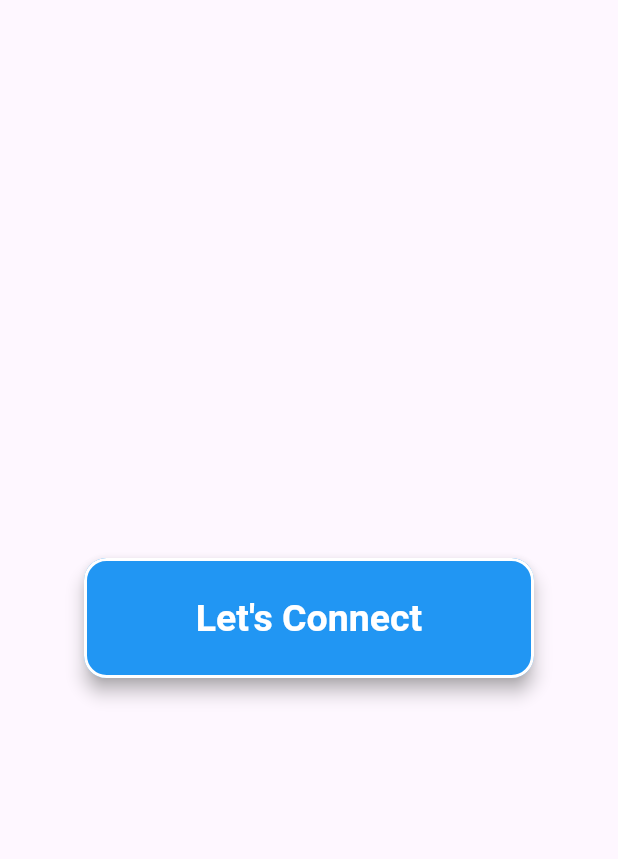
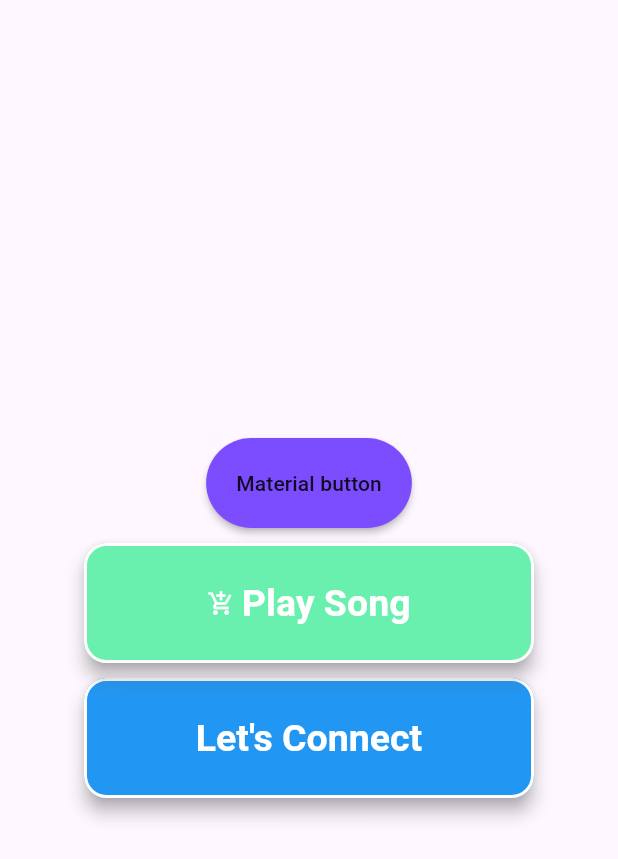
Before and after one commit to Sainathhiwale/flutter_bootcomp, a Flutter app: the screen it shows after launch, on a phone screen of 412 x 824 dp. Shown: the top 859 px of the screen. Run offline on Flutter 3.47's test engine with Material 3 defaults, Android fonts, the phone set to English and light mode, and no system bars; our stand-ins replace fluttertoast, font_awesome_flutter.

Commit message:
material button and image with button is implemented

```diff
--- a/lib/screen/home.dart
+++ b/lib/screen/home.dart
@@ -1,3 +1,4 @@
+import 'package:flutter/foundation.dart';
 import 'package:flutter/material.dart';
 import 'package:fluttertoast/fluttertoast.dart';
 
@@ -9,7 +10,11 @@ class Home extends StatelessWidget {
   Widget build(BuildContext context) {
     return Scaffold(
         body: Center(
-          child: ElevatedButton(
+          child: Column(
+            verticalDirection: VerticalDirection.up,  // chang direction up to down widget
+            mainAxisAlignment: MainAxisAlignment.center,
+            children: [
+              ElevatedButton(
                 child: Text("Let's Connect"),
                 onPressed: (){
                  Fluttertoast.showToast(
@@ -36,6 +41,53 @@ class Home extends StatelessWidget {
                 ),
 
               ),
+              SizedBox(height: 10,),
+              ElevatedButton.icon(
+                label: Text("Play Song"),
+                icon: Icon(Icons.add_shopping_cart,),
+                style: ElevatedButton.styleFrom(
+                  backgroundColor: Colors.greenAccent,
+                  foregroundColor: Colors.white, // Replaces `onPrimary`
+                  elevation: 5, // Adds elevation
+                  shadowColor: Colors.grey, // Adds shadow color
+                  side: BorderSide(color: Colors.white, width: 2),
+                  shape: RoundedRectangleBorder(
+                    borderRadius: BorderRadius.circular(15.0), // Adds rounded corners
+                  ),
+                  padding: EdgeInsets.all(20.0),
+                  fixedSize: Size(300, 80),
+                  textStyle: TextStyle(fontSize: 25, fontWeight: FontWeight.bold, ),
+                ),
+                onPressed:(){
+                  Fluttertoast.showToast(msg: "Item is added in Cart",
+                    textColor: Colors.orange,
+                    toastLength: Toast.LENGTH_SHORT,
+                    gravity: ToastGravity.BOTTOM,
+                    backgroundColor: Colors.grey,
+                    fontSize: 16.0,
+                  );
+                },
+              ),
+              SizedBox(height: 10,),
+             MaterialButton(onPressed: () {
+               Fluttertoast.showToast(msg: "Material Button",
+               backgroundColor: Colors.orange,
+                 textColor: Colors.grey,
+                 fontSize: 16.0,
+                 toastLength: Toast.LENGTH_SHORT,
+                 gravity: ToastGravity.BOTTOM
+               );
+             },
+               shape: StadiumBorder(),
+               child: Text("Material button"),
+               padding: EdgeInsets.all(20.0),
+               color: Colors.deepPurpleAccent,
+               splashColor: Colors.white60,
+
+             ),
+            ],
+
+          ),
         ),
       );
   }
```
Lines whose indentation alone changed are shown as unchanged.
